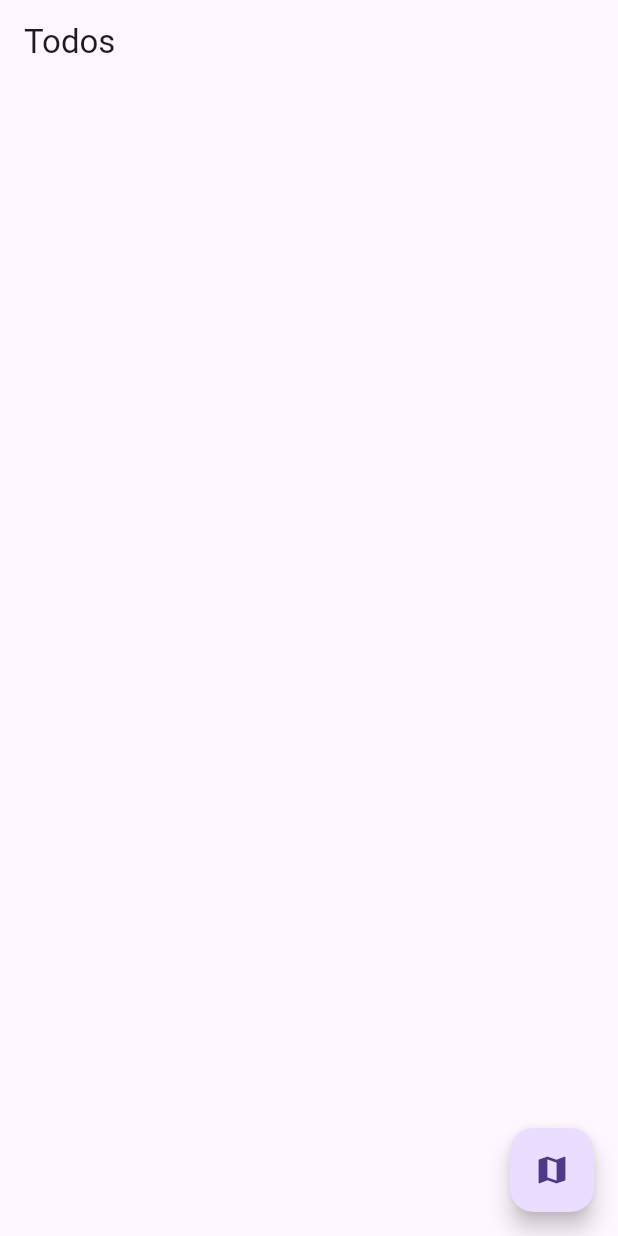
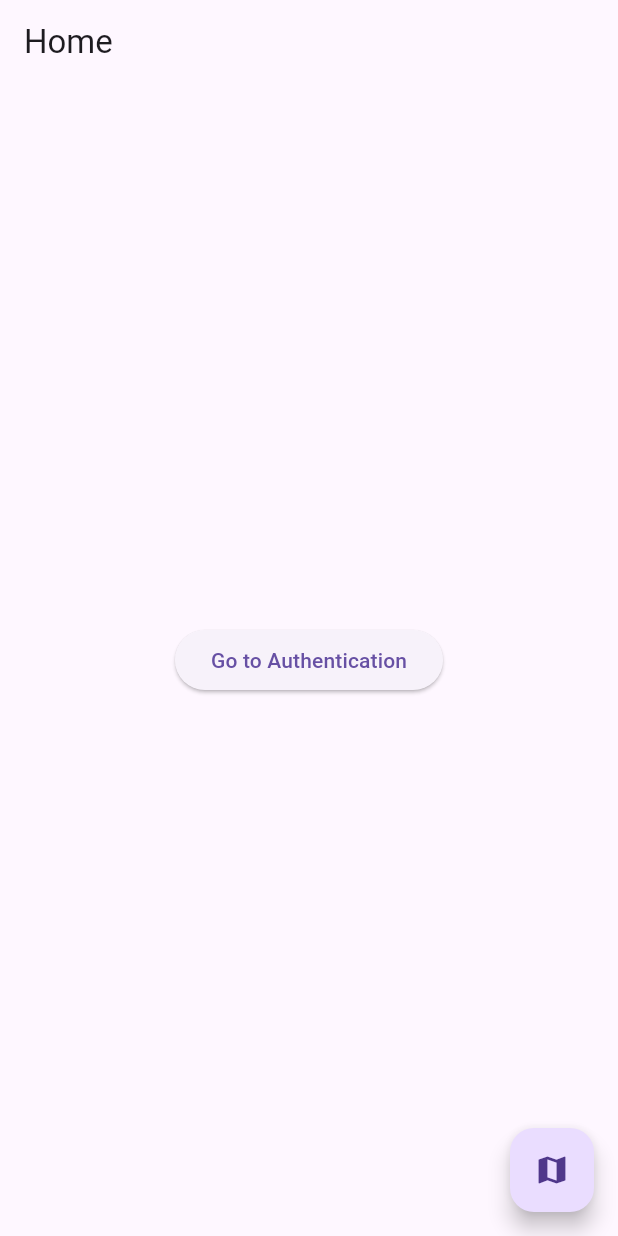
Before and after one commit to Aukaba/DreamTeam_SD3, a Flutter app: the screen it shows after launch, on a phone screen of 412 x 824 dp. Run offline on Flutter 3.47's test engine with Material 3 defaults, Android fonts, the phone set to English and light mode, and no system bars; our stand-ins replace flutter_dotenv, flutter_map, latlong2, supabase_flutter; accounts and stored records are empty.

Commit message:
Initial Authentication code

```diff
--- a/lib/main.dart
+++ b/lib/main.dart
@@ -2,6 +2,8 @@ import 'package:flutter/material.dart';
 import 'package:supabase_flutter/supabase_flutter.dart';
 import 'package:flutter_dotenv/flutter_dotenv.dart';
 import 'map_screen.dart';
+import 'Authentication/auth_service.dart';
+import 'Authentication/sign_in_screen.dart';
 
 Future<void> main() async {
   await dotenv.load(fileName: ".env");
@@ -17,46 +19,57 @@ class MyApp extends StatelessWidget {
 
   @override
   Widget build(BuildContext context) {
-    return const MaterialApp(
-      title: 'Todos',
-      home: HomePage(),
+    return MaterialApp(
+      title: 'App',
+      home: StreamBuilder<AuthState>(
+        stream: AuthService().authStateChanges,
+        builder: (context, snapshot) {
+          if (snapshot.connectionState == ConnectionState.waiting) {
+            return const Scaffold(body: Center(child: CircularProgressIndicator()));
+          }
+          final session = snapshot.data?.session;
+          if (session != null) {
+            return const HomePage();
+          }
+          return const HomePage(showAuthButton: true); // Show home page with auth button when logged out
+        },
+      ),
     );
   }
 }
 
-class HomePage extends StatefulWidget {
-  const HomePage({super.key});
+class HomePage extends StatelessWidget {
+  final bool showAuthButton;
 
-  @override
-  State<HomePage> createState() => _HomePageState();
-}
-
-class _HomePageState extends State<HomePage> {
-  final _future = Supabase.instance.client.from('todos').select();
+  const HomePage({super.key, this.showAuthButton = false});
 
   @override
   Widget build(BuildContext context) {
     return Scaffold(
       appBar: AppBar(
-        title: const Text('Todos'),
+        title: const Text('Home'),
+        actions: [
+          if (!showAuthButton)
+            IconButton(
+              icon: const Icon(Icons.logout),
+              onPressed: () async {
+                await AuthService().signOut();
+              },
+            ),
+        ],
       ),
-      body: FutureBuilder(
-        future: _future,
-        builder: (context, snapshot) {
-          if (!snapshot.hasData) {
-            return const Center(child: CircularProgressIndicator());
-          }
-          final todos = snapshot.data!;
-          return ListView.builder(
-            itemCount: todos.length,
-            itemBuilder: ((context, index) {
-              final todo = todos[index];
-              return ListTile(
-                title: Text(todo['name']),
-              );
-            }),
-          );
-        },
+      body: Center(
+        child: showAuthButton
+          ? ElevatedButton(
+              onPressed: () {
+                Navigator.push(
+                  context,
+                  MaterialPageRoute(builder: (context) => const SignInScreen()),
+                );
+              },
+              child: const Text('Go to Authentication'),
+            )
+          : const Text('Welcome! You are logged in.'),
       ),
       floatingActionButton: FloatingActionButton(
         onPressed: () {
```
Also changed, not shown: lib/Authentication/auth_service.dart (added, +37 -0 lines), lib/Authentication/forgot_password_screen.dart (added, +104 -0 lines), lib/Authentication/sign_in_screen.dart (added, +124 -0 lines), lib/Authentication/sign_up_screen.dart (added, +135 -0 lines), 1 other file.
